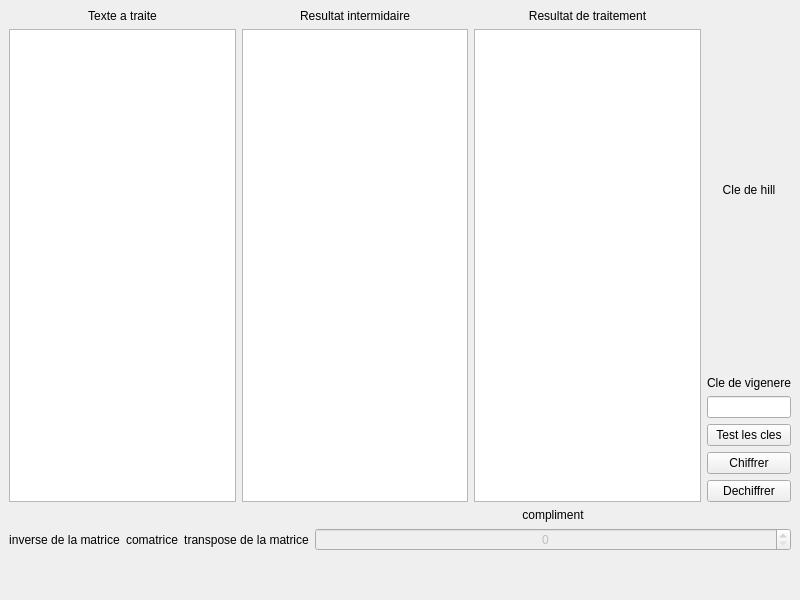
Old version of the form interface/vigenere_hill.ui in the repository maamri95/vignere_hill.
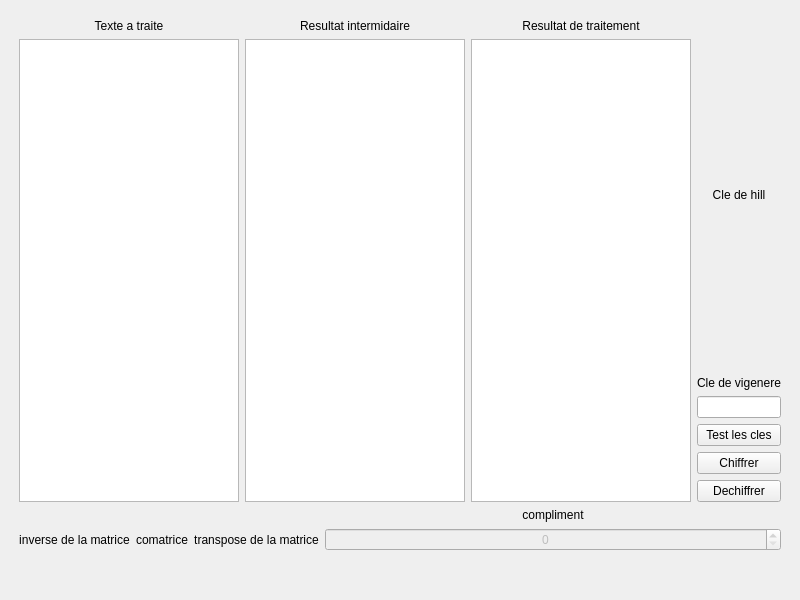
New version of the form.

```diff
--- a/interface/vigenere_hill.ui
+++ b/interface/vigenere_hill.ui
@@ -20,6 +20,15 @@
                         <property name="spacing">
                             <number>6</number>
                         </property>
+      <property name="leftMargin">
+       <number>10</number>
+      </property>
+      <property name="topMargin">
+       <number>10</number>
+      </property>
+      <property name="rightMargin">
+       <number>10</number>
+      </property>
                         <item>
                             <layout class="QHBoxLayout" name="horizontalLayout">
                                 <property name="bottomMargin">
```
Lines whose indentation alone changed are shown as unchanged.
